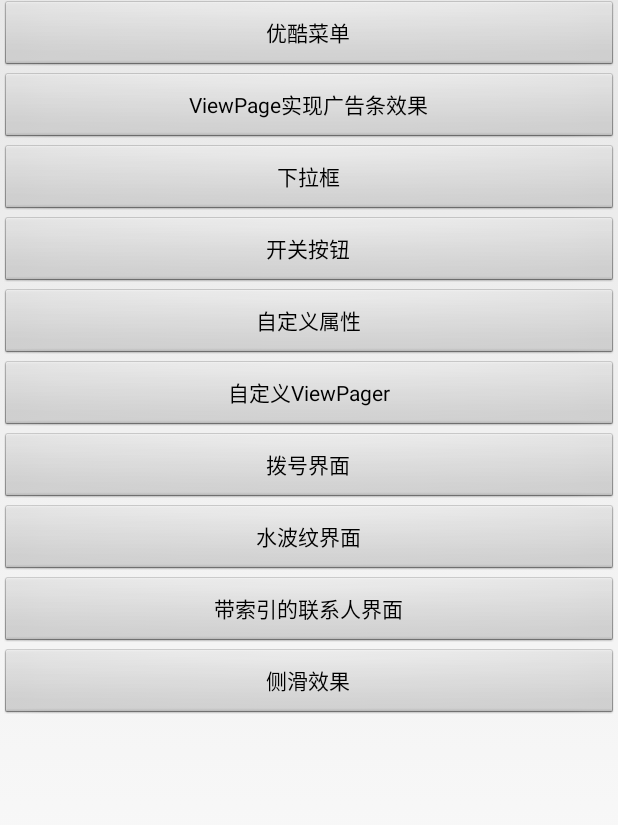
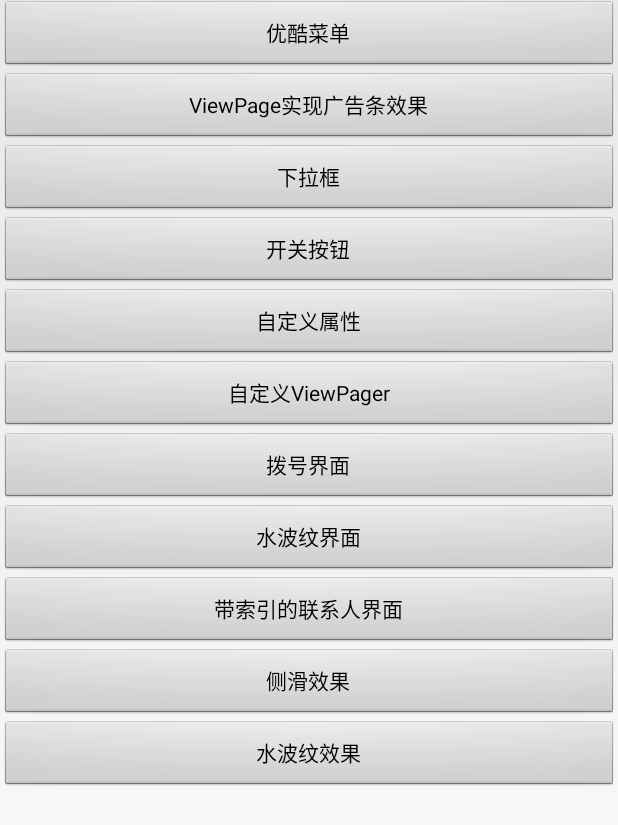
Before and after one commit to MichealPan9999/-, an Android app: the screen it shows after launch (MainActivity), on a phone screen of 412 x 824 dp. Shown: the top 825 px of the screen. Run offline under Robolectric (Android 15) with nearby library versions, the phone set to English and light mode, and no system bars.

Commit message:
水波纹效果

```diff
--- a/app/src/main/AndroidManifest.xml
+++ b/app/src/main/AndroidManifest.xml
@@ -9,7 +9,8 @@
         android:roundIcon="@mipmap/ic_launcher_round"
         android:supportsRtl="true"
         android:theme="@android:style/Theme.Light.NoTitleBar">
-        <activity android:name=".SlideActivity"></activity>
+        <activity android:name=".WaveActivity"></activity>
+        <activity android:name=".SlideActivity" />
         <activity android:name=".MyContactsActivity" />
         <activity android:name=".MyRippleActivity" />
         <activity android:name=".MyDialActivity" />
--- a/app/src/main/java/com/example/customerviewdemo/MainActivity.java
+++ b/app/src/main/java/com/example/customerviewdemo/MainActivity.java
@@ -18,6 +18,7 @@ public class MainActivity extends Activity implements View.OnClickListener {
     private Button btn_toMyRippleView;
     private Button btn_toMyContactsView;
     private Button to_mySlideActivity;
+    private Button to_WaveActivity;
     private Intent intent;
 
     @Override
@@ -35,6 +36,7 @@ public class MainActivity extends Activity implements View.OnClickListener {
         btn_toMyRippleView = findViewById(R.id.to_myRippleView);
         btn_toMyContactsView = findViewById(R.id.to_myContactsView);
         to_mySlideActivity = findViewById(R.id.to_mySlideActivity);
+        to_WaveActivity = findViewById(R.id.to_WaveActivity);
         btn_youkuMenu.setOnClickListener(this);
         btn_toadbar.setOnClickListener(this);
         btn_topopupWindow.setOnClickListener(this);
@@ -45,6 +47,7 @@ public class MainActivity extends Activity implements View.OnClickListener {
         btn_toMyRippleView.setOnClickListener(this);
         btn_toMyContactsView.setOnClickListener(this);
         to_mySlideActivity.setOnClickListener(this);
+        to_WaveActivity.setOnClickListener(this);
     }
 
     @Override
@@ -101,6 +104,11 @@ public class MainActivity extends Activity implements View.OnClickListener {
                 intent = new Intent(MainActivity.this, SlideActivity.class);
                 startActivity(intent);
                 break;
+            case R.id.to_WaveActivity:
+
+                intent = new Intent(MainActivity.this, WaveActivity.class);
+                startActivity(intent);
+                break;
         }
     }
 }
--- a/app/src/main/res/layout/activity_main.xml
+++ b/app/src/main/res/layout/activity_main.xml
@@ -107,4 +107,14 @@
         app:layout_constraintRight_toRightOf="parent"
         app:layout_constraintTop_toTopOf="parent" />
 
+    <Button
+        android:id="@+id/to_WaveActivity"
+        android:layout_width="match_parent"
+        android:layout_height="wrap_content"
+        android:text="水波纹效果"
+        app:layout_constraintBottom_toBottomOf="parent"
+        app:layout_constraintLeft_toLeftOf="parent"
+        app:layout_constraintRight_toRightOf="parent"
+        app:layout_constraintTop_toTopOf="parent" />
+
 </LinearLayout>
```
Also changed, not shown: app/src/main/java/com/example/customerviewdemo/WaveActivity.java (added, +14 -0 lines), app/src/main/java/com/example/customerviewdemo/view/WaveView.java (added, +71 -0 lines), app/src/main/res/layout/activity_wave.xml (added, +15 -0 lines).
